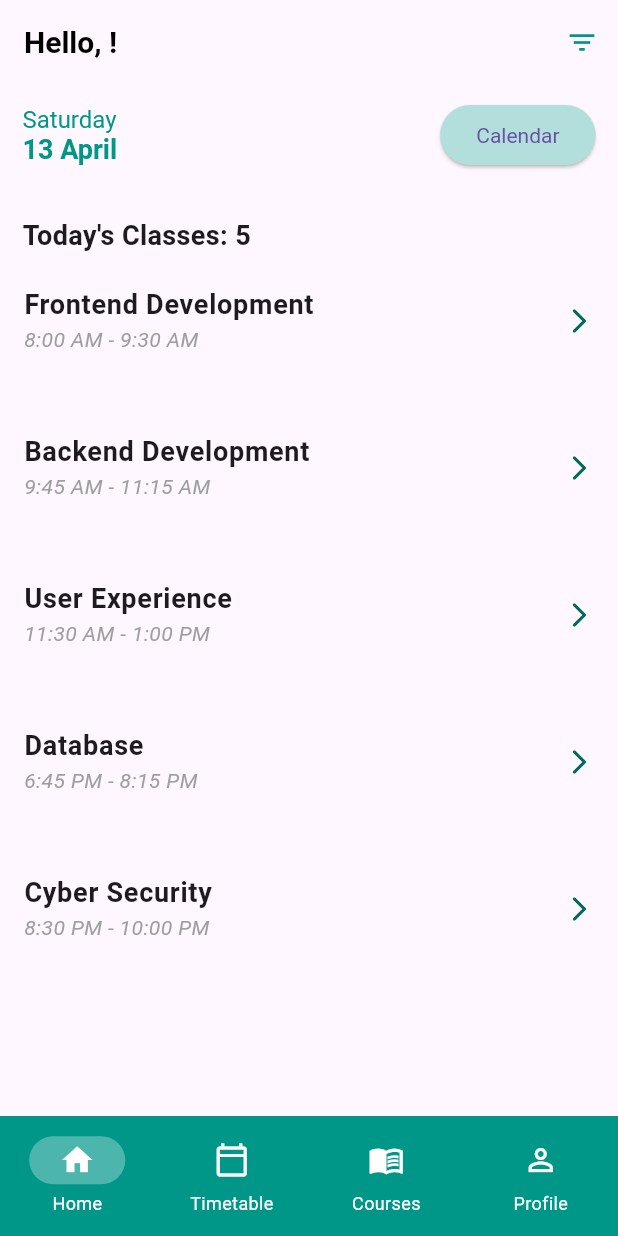
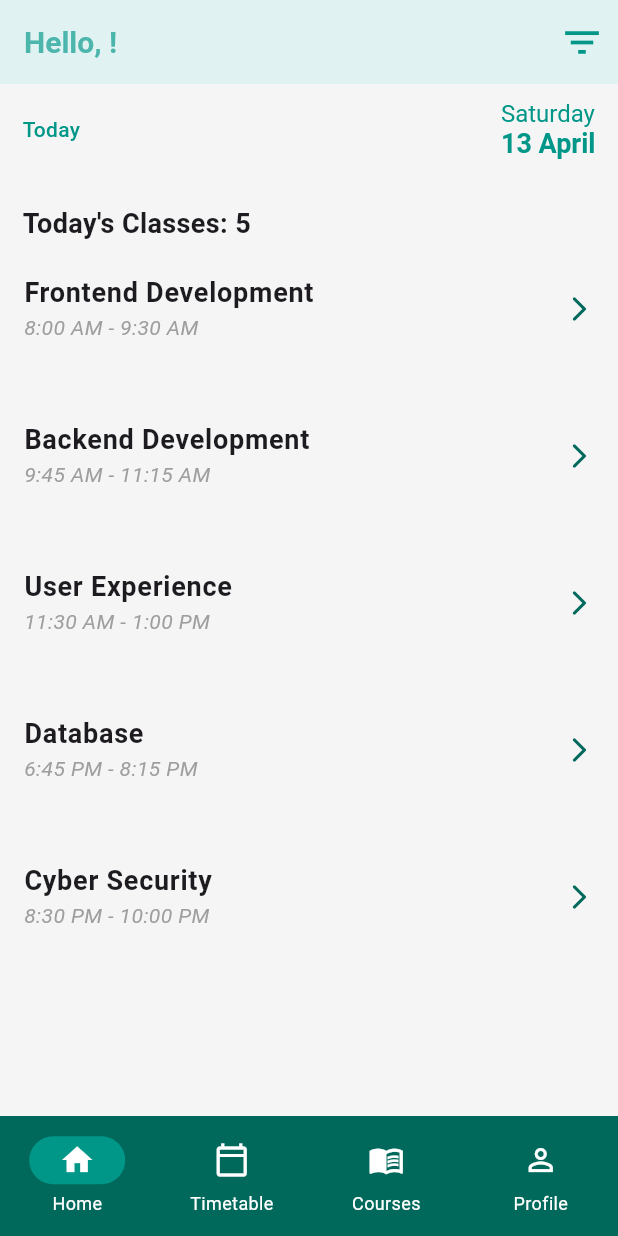
Before and after one commit to HashmiShareeb/smartapp_project24, a Flutter app: the screen it shows after launch, after a tap on "Continue as guest", on a phone screen of 412 x 824 dp. Run offline on Flutter 3.47's test engine with Material 3 defaults, Android fonts, the phone set to English and light mode, and no system bars; drawn by our look-alikes of calendar_view; our stand-ins replace firebase_auth, firebase_core, flutter_colorpicker; accounts and stored records are empty.

Commit message:
feat: applied color changes into the app, ui not yet done

```diff
--- a/lib/main.dart
+++ b/lib/main.dart
@@ -19,7 +19,6 @@ void main() async {
 
 class MainApp extends StatelessWidget {
   const MainApp({super.key});
-
   // This widget is the root of your application.
   @override
   Widget build(BuildContext context) {
@@ -29,31 +28,33 @@ class MainApp extends StatelessWidget {
         themeAnimationCurve: Curves.easeInOutCubic,
         //navigation theme
         theme: ThemeData(
+          scaffoldBackgroundColor: Colors.grey[100],
           appBarTheme: AppBarTheme(
-            // backgroundColor: Colors.teal[300],
+            backgroundColor: Colors.teal[50],
             titleTextStyle: TextStyle(
-              color: Colors.black,
+              color: Colors.teal[300],
               fontSize: 20,
               fontWeight: FontWeight.bold,
             ),
             iconTheme: IconThemeData(
-              color: Colors.black,
+              color: Colors.teal[500],
               size: 20,
             ),
           ),
           floatingActionButtonTheme: FloatingActionButtonThemeData(
-            backgroundColor: Colors.teal,
+            backgroundColor:
+                Colors.amber[900], // 30% Accent - Button background
           ),
           navigationBarTheme: NavigationBarThemeData(
-            backgroundColor: Colors.teal,
-            indicatorColor: Colors.teal[300],
+            backgroundColor: Colors.teal[800],
+            indicatorColor: Colors.teal,
             labelTextStyle: MaterialStateProperty.all(
               TextStyle(
                 color: Colors.white,
                 fontSize: 12,
               ),
             ),
-            iconTheme: MaterialStatePropertyAll(
+            iconTheme: MaterialStateProperty.all(
               IconThemeData(
                 color: Colors.white,
               ),
@@ -62,11 +63,11 @@ class MainApp extends StatelessWidget {
           elevatedButtonTheme: ElevatedButtonThemeData(
             style: ButtonStyle(
               backgroundColor: MaterialStateProperty.all(
-                Colors.teal[100],
+                Colors.amber[900], // 30% Accent - Button background,
               ),
               textStyle: MaterialStateProperty.all(
                 TextStyle(
-                  color: Colors.teal[500],
+                  color: Colors.white,
                 ),
               ),
             ),
@@ -108,7 +109,6 @@ Future<int> yourEventSorterFunction<T>(
 
 List<CalendarEventData> _events = [
   CalendarEventData(
-    //firestore
     date: _now,
     startTime: DateTime(_now.year, _now.month, _now.day, 8, 30),
     endTime: DateTime(_now.year, _now.month, _now.day, 12),
--- a/lib/pages/course_page.dart
+++ b/lib/pages/course_page.dart
@@ -62,6 +62,14 @@ class _CoursePageState extends State<CoursePage> {
                   crossAxisAlignment: CrossAxisAlignment.center,
                   mainAxisAlignment: MainAxisAlignment.spaceBetween,
                   children: [
+                    Text(
+                      'Today',
+                      style: TextStyle(
+                        color: Colors.teal[500],
+                        fontSize: 14,
+                        fontWeight: FontWeight.w500,
+                      ),
+                    ),
                     RichText(
                       textAlign: TextAlign.start,
                       text: TextSpan(
@@ -86,20 +94,14 @@ class _CoursePageState extends State<CoursePage> {
                         ],
                       ),
                     ),
-                    ElevatedButton(
-                      onPressed: () {
-                        // Navigate to calendar page
-                        Navigator.push(
-                          context,
-                          MaterialPageRoute(
-                            builder: (context) => TimeTableData(),
-                          ),
-                        );
-                      },
-                      child: Text(
-                        'Calendar',
-                      ),
-                    ),
+                    // CircleAvatar(
+                    //   radius: 25,
+                    //   backgroundColor: Colors.teal[800],
+                    //   child: Icon(
+                    //     Icons.calendar_today,
+                    //     color: Colors.white,
+                    //   ),
+                    // ),
                   ],
                 ),
               ),
--- a/lib/pages/home_page.dart
+++ b/lib/pages/home_page.dart
@@ -41,8 +41,6 @@ class _HomePageState extends State<HomePage> {
                       },
                       icon: Icon(
                         Icons.arrow_back_ios_new_rounded,
-                        color: Colors.teal[500],
-                        size: 20,
                       ),
                     )
                   : null,
@@ -54,8 +52,7 @@ class _HomePageState extends State<HomePage> {
                   },
                   icon: Icon(
                     Icons.filter_list_outlined,
-                    color: Colors.teal[500],
-                    size: 22,
+                    size: 30.0,
                   ),
                 ),
                 // Add filter dropdown here
```
Also changed, not shown: lib/pages/event_form.dart (+6 -1 lines), lib/pages/timetable_data.dart (+2 -13 lines).
